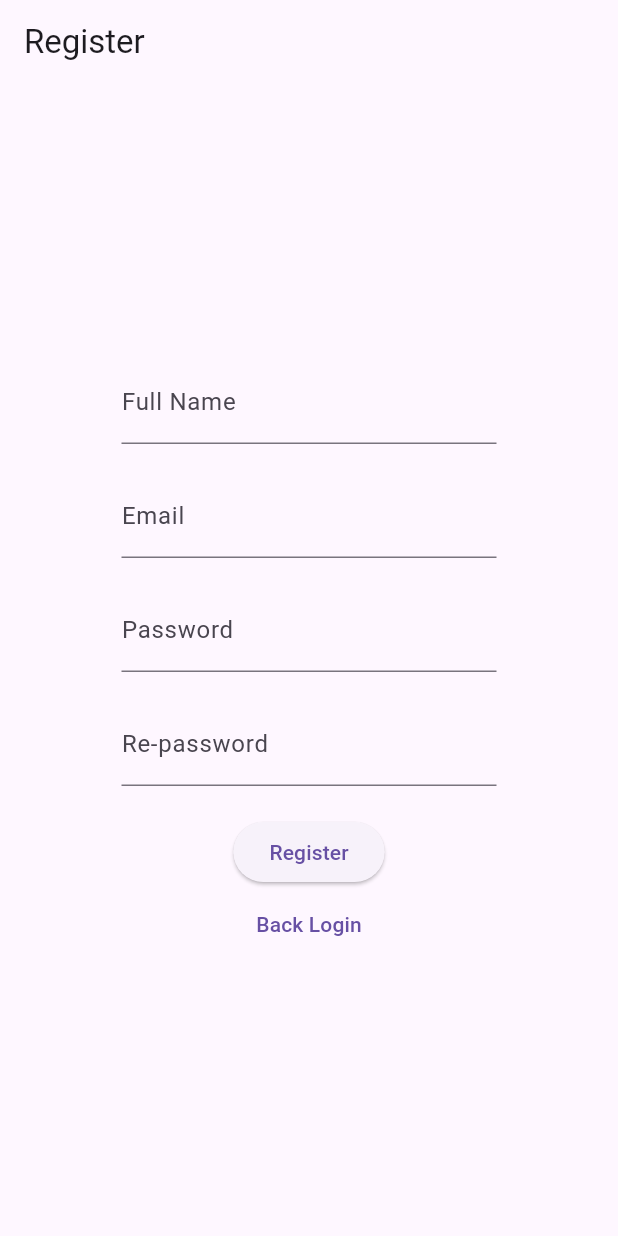
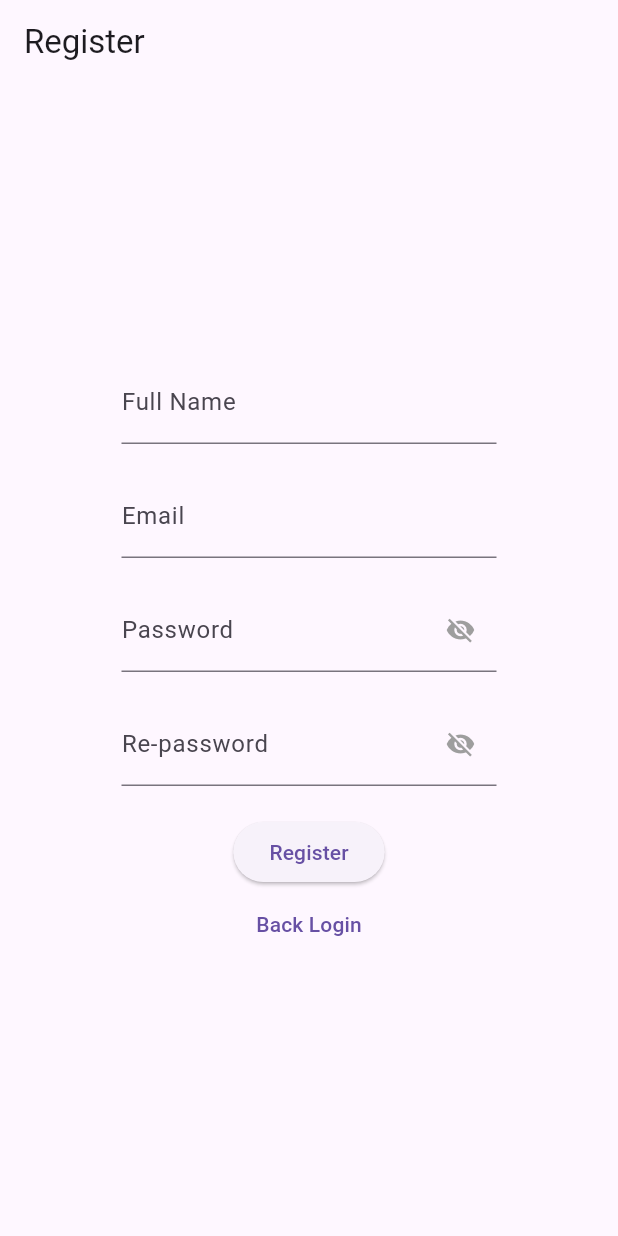
Before and after one commit to nqt2000/coffee_explorer_lite, a Flutter app: the screen it shows after launch, after a tap on "Login", after a tap on "Register", on a phone screen of 412 x 824 dp. Run offline on Flutter 3.47's test engine with Material 3 defaults, Android fonts, the light colour scheme and no system bars; our stand-ins replace equatable, flutter_bloc, fluttertoast, image_picker, shared_preferences, sqflite; accounts and stored records are empty.

Commit message:
add show/hide password

```diff
--- a/lib/authentication/view/login_screen.dart
+++ b/lib/authentication/view/login_screen.dart
@@ -1,5 +1,3 @@
-import 'dart:io';
-
 import 'package:coffee_explorer_lite/authentication/view/register_screen.dart';
 import 'package:flutter/material.dart';
 import 'package:flutter/services.dart';
@@ -23,42 +21,44 @@ class _LoginScreenState extends State<LoginScreen> {
   final passwordController = TextEditingController();
   final LoginBloc loginBloc = LoginBloc();
   DateTime timeBackPressed = DateTime.now();
-  bool canPopNow = false;
+  bool _passwordVisible = false;
+  final FocusNode _passwordFocusNode = FocusNode();
+
+  @override
+  void initState() {
+    super.initState();
+    _passwordVisible = false;
+  }
 
   @override
   void dispose() {
     loginBloc.dispose();
+    emailController.dispose();
+    passwordController.dispose();
     super.dispose();
   }
+
 
   @override
   Widget build(BuildContext context) {
     return PopScope(
-      canPop: canPopNow,
+      canPop: false,
       onPopInvokedWithResult: (didPop, dynamic) {
         final difference = DateTime.now().difference(timeBackPressed);
         final isExitWarning = difference >= Duration(seconds: 2);
-
         timeBackPressed = DateTime.now();
 
         if (isExitWarning) {
-          final message = 'Press back again to exit.';
-          Fluttertoast.showToast(msg: message);
-
-          setState(() {
-            canPopNow = false;
-          });
+          Fluttertoast.showToast(msg: 'Press back again to exit');
         } else {
           Fluttertoast.cancel();
-
-          setState(() {
-            canPopNow = true;
-          });
+          SystemNavigator.pop();
         }
       },
       child: Scaffold(
         appBar: AppBar(
-          title: const Text('Login'),
+          title: Text('Login'),
+          // title: Image.asset('images/coffee-shop.jpg', width: 150),
           automaticallyImplyLeading: false,
         ),
         body: Center(
@@ -70,11 +70,22 @@ class _LoginScreenState extends State<LoginScreen> {
                 child: Column(
                   mainAxisAlignment: MainAxisAlignment.center,
                   children: [
+                    // ClipRRect(
+                    //   borderRadius: BorderRadius.circular(30),
+                    //   child: Image.asset(
+                    //     'images/coffee-shop.jpg',
+                    //     width: MediaQuery.of(context).size.width * 0.6,
+                    //     fit: BoxFit.fitWidth,
+                    //   ),
+                    // ),
+                    // const SizedBox(height: 50),
                     SizedBox(
-                      width: 250,
+                      width: MediaQuery.of(context).size.width * 0.65,
                       child: TextFormField(
                         controller: emailController,
-                        decoration: const InputDecoration(labelText: 'Email'),
+                        decoration: const InputDecoration(
+                          labelText: 'Email',
+                        ),
                         validator: (value) {
                           if (value == null || value.isEmpty) {
                             return 'Please input email';
@@ -90,12 +101,27 @@ class _LoginScreenState extends State<LoginScreen> {
                     ),
                     const SizedBox(height: 20),
                     SizedBox(
-                      width: 250,
+                      width: MediaQuery.of(context).size.width * 0.65,
                       child: TextFormField(
                         controller: passwordController,
-                        decoration:
-                            const InputDecoration(labelText: 'Password'),
-                        obscureText: true,
+                        decoration: InputDecoration(
+                          labelText: 'Password',
+                          suffixIcon: IconButton(
+                            icon: Icon(
+                              size: 20,
+                              _passwordVisible
+                                  ? Icons.visibility
+                                  : Icons.visibility_off,
+                              color: Colors.grey,
+                            ),
+                            onPressed: () {
+                              setState(() {
+                                _passwordVisible = !_passwordVisible;
+                              });
+                            },
+                          ),
+                        ),
+                        obscureText: !_passwordVisible,
                         validator: (value) {
                           if (value == null || value.isEmpty) {
                             return 'Please input password';
--- a/lib/authentication/view/register_screen.dart
+++ b/lib/authentication/view/register_screen.dart
@@ -1,4 +1,6 @@
 import 'package:flutter/material.dart';
+import 'package:flutter/services.dart';
+import 'package:fluttertoast/fluttertoast.dart';
 import '../bloc/register_bloc.dart';
 import '../bloc/register_event.dart';
 import '../bloc/register_state.dart';
@@ -13,11 +15,14 @@ class RegisterScreen extends StatefulWidget {
 
 class _RegisterScreenState extends State<RegisterScreen> {
   final _formKey = GlobalKey<FormState>();
-  final nameController = TextEditingController();
-  final emailController = TextEditingController();
-  final passwordController = TextEditingController();
-  final rePasswordController = TextEditingController();
+  final TextEditingController nameController = TextEditingController();
+  final TextEditingController emailController = TextEditingController();
+  final TextEditingController passwordController = TextEditingController();
+  final TextEditingController rePasswordController = TextEditingController();
   final RegisterBloc registerBloc = RegisterBloc();
+  DateTime timeBackPressed = DateTime.now();
+  bool _passwordVisible = false;
+  bool _rePasswordVisible = false;
 
   @override
   void dispose() {
@@ -29,8 +34,29 @@ class _RegisterScreenState extends State<RegisterScreen> {
   }
 
   @override
+  void initState() {
+    super.initState();
+    _passwordVisible = false;
+    _rePasswordVisible = false;
+  }
+
+  @override
   Widget build(BuildContext context) {
-    return Scaffold(
+    return PopScope(
+      canPop: false,
+      onPopInvokedWithResult: (didPop, dynamic) {
+        final difference = DateTime.now().difference(timeBackPressed);
+        final isExitWarning = difference >= Duration(seconds: 2);
+        timeBackPressed = DateTime.now();
+
+        if (isExitWarning) {
+          Fluttertoast.showToast(msg: 'Press back again to exit');
+        } else {
+          Fluttertoast.cancel();
+          SystemNavigator.pop();
+        }
+      },
+      child: Scaffold(
         appBar: AppBar(title: Text('Register')),
         body: Center(
           child: SingleChildScrollView(
@@ -49,7 +75,8 @@ class _RegisterScreenState extends State<RegisterScreen> {
                         validator: (value) {
                           if (value == null || value.isEmpty) {
                             return 'Please input your name';
-                        } else if (!RegExp("[a-zA-Z_ÀÁÂÃÈÉÊÌÍÒÓÔÕÙÚĂĐĨŨƠàáâãèéêìíòóôõùúăđĩũơƯĂẠẢẤẦẨẪẬẮẰẲẴẶẸẺẼỀỀỂưăạảấầẩẫậắằẳẵặẹẻẽềềểỄỆỈỊỌỎỐỒỔỖỘỚỜỞỠỢỤỦỨỪễếệỉịọỏốồổỗộớờởỡợụủứừỬỮỰỲỴÝỶỸửữựỳỵỷỹ]")
+                          } else if (!RegExp(
+                                  "[a-zA-Z_ÀÁÂÃÈÉÊÌÍÒÓÔÕÙÚĂĐĨŨƠàáâãèéêìíòóôõùúăđĩũơƯĂẠẢẤẦẨẪẬẮẰẲẴẶẸẺẼỀỀỂưăạảấầẩẫậắằẳẵặẹẻẽềềểỄỆỈỊỌỎỐỒỔỖỘỚỜỞỠỢỤỦỨỪễếệỉịọỏốồổỗộớờởỡợụủứừỬỮỰỲỴÝỶỸửữựỳỵỷỹ]")
                               .hasMatch(value)) {
                             return 'Invalid name';
                           } else if (value.length < 3) {
@@ -83,14 +110,33 @@ class _RegisterScreenState extends State<RegisterScreen> {
                       width: 250,
                       child: TextFormField(
                         controller: passwordController,
-                      decoration: InputDecoration(labelText: 'Password'),
-                      obscureText: true,
+                        decoration: InputDecoration(
+                          labelText: 'Password',
+                          suffixIcon: IconButton(
+                            icon: Icon(
+                              size: 20,
+                              _passwordVisible
+                                  ? Icons.visibility
+                                  : Icons.visibility_off,
+                              color: Colors.grey,
+                            ),
+                            onPressed: () {
+                              setState(() {
+                                _passwordVisible = !_passwordVisible;
+                              });
+                            },
+                          ),
+                        ),
+                        obscureText: !_passwordVisible,
                         validator: (value) {
                           if (value == null || value.isEmpty) {
                             return 'Please input password';
                           }
                           if (!RegExp(r'[A-Z]').hasMatch(value)) {
                             return 'Password must contain at least one uppercase character';
+                          }
+                          if(value.length < 8){
+                            return 'Password must contain at least 8 character';
                           }
                           return null;
                         },
@@ -102,11 +148,27 @@ class _RegisterScreenState extends State<RegisterScreen> {
                       width: 250,
                       child: TextFormField(
                         controller: rePasswordController,
-                      decoration: InputDecoration(labelText: 'Re-password'),
-                      obscureText: true,
+                        decoration: InputDecoration(
+                          labelText: 'Re-password',
+                          suffixIcon: IconButton(
+                            icon: Icon(
+                              size: 20,
+                              _rePasswordVisible
+                                  ? Icons.visibility
+                                  : Icons.visibility_off,
+                              color: Colors.grey,
+                            ),
+                            onPressed: () {
+                              setState(() {
+                                _rePasswordVisible = !_rePasswordVisible;
+                              });
+                            },
+                          ),
+                        ),
+                        obscureText: !_rePasswordVisible,
                         validator: (value) {
                           if (value == null || value.isEmpty) {
-                          return 'Please input password';
+                            return 'Please input re-password';
                           }
                           if (value != passwordController.text) {
                             return 'Re-password does not match';
@@ -144,7 +206,8 @@ class _RegisterScreenState extends State<RegisterScreen> {
                     StreamBuilder<RegisterState>(
                       stream: registerBloc.state,
                       builder: (context, snapshot) {
-                      if (snapshot.connectionState == ConnectionState.waiting) {
+                        if (snapshot.connectionState ==
+                            ConnectionState.waiting) {
                           return Container();
                         } else if (snapshot.data is RegisterLoading) {
                           return CircularProgressIndicator();
@@ -168,6 +231,7 @@ class _RegisterScreenState extends State<RegisterScreen> {
             ),
           ),
         ),
+      ),
     );
   }
 }
--- a/pubspec.yaml
+++ b/pubspec.yaml
@@ -68,9 +68,8 @@ flutter:
   uses-material-design: true
 
   # To add assets to your application, add an assets section, like this:
-  # assets:
-  #   - images/a_dot_burr.jpeg
-  #   - images/a_dot_ham.jpeg
+  assets:
+    - assets/images/
 
   # An image asset can refer to one or more resolution-specific "variants", see
   # https://flutter.dev/to/resolution-aware-images
```
Also changed, not shown: 1 other file. Lines whose indentation alone changed are shown as unchanged.
